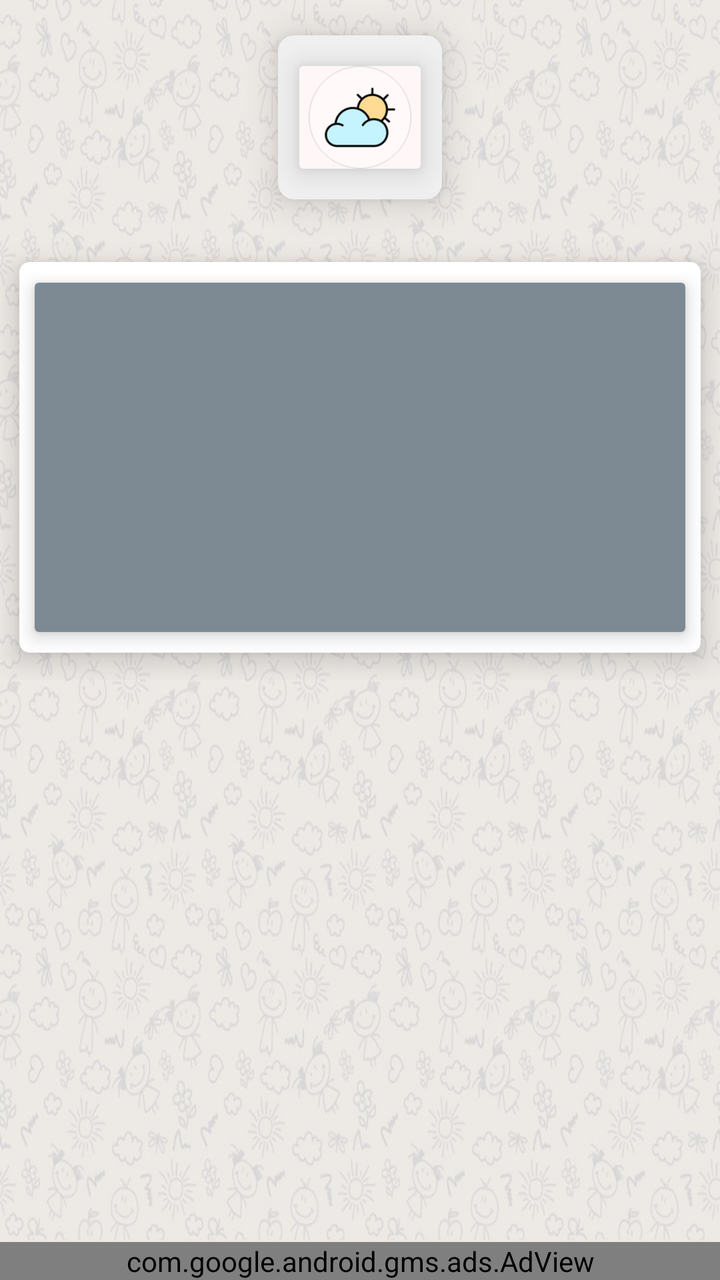
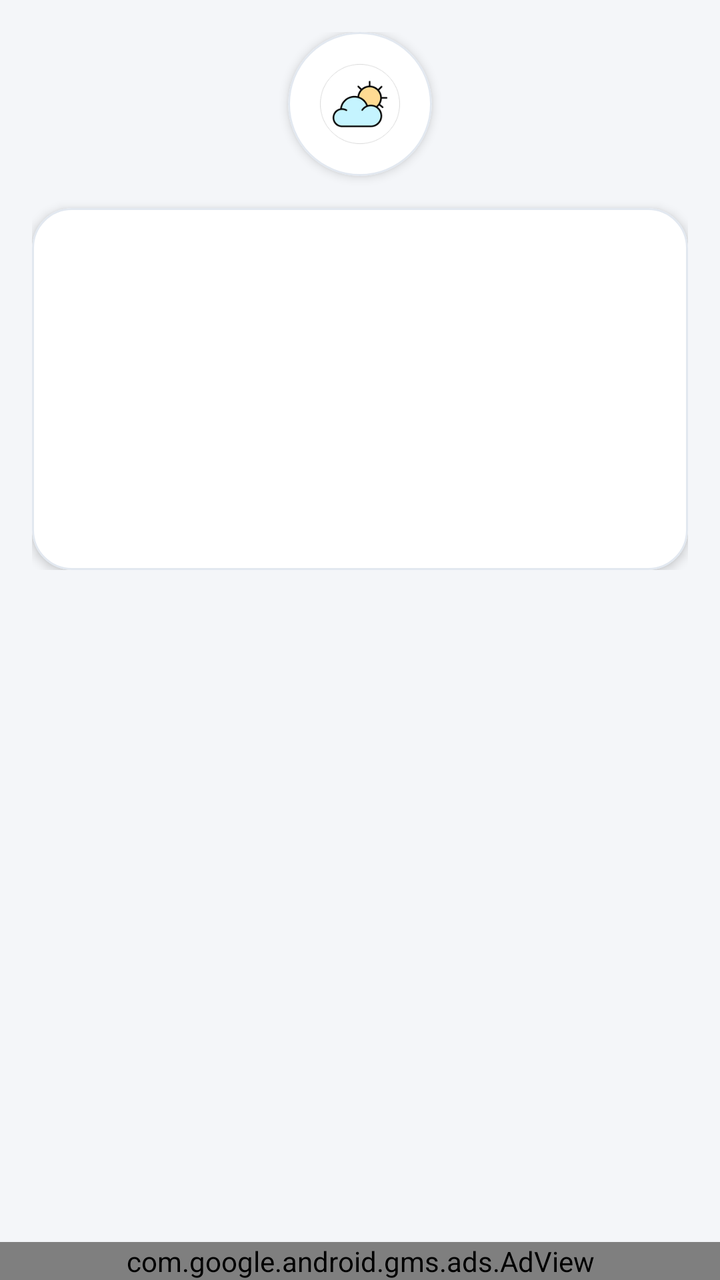

Two renders of the same Android screen: before a commit and after it. Below are the layout's source before the change and the commit's diff.
<!-- AndroidManifest.xml: application theme AppTheme -->
<!-- res/layout/activity_maintitle1.xml -->
<?xml version="1.0" encoding="utf-8"?>
<LinearLayout xmlns:android="http://schemas.android.com/apk/res/android"
    xmlns:app="http://schemas.android.com/apk/res-auto"
    xmlns:tools="http://schemas.android.com/tools"
    android:layout_width="match_parent"
    android:orientation="vertical"
     android:layout_height="match_parent"
    tools:context=".Maintitle1">


    <ScrollView
        android:layout_width="match_parent"
        android:layout_weight="3"
        android:background="@drawable/background_newkids"
        android:layout_height="0dp">

        <LinearLayout
            android:layout_width="match_parent"
            android:layout_height="wrap_content"
            android:orientation="vertical" >
            <LinearLayout
                android:layout_width="match_parent"
                android:gravity="center"
                android:layout_height="wrap_content">
                <androidx.cardview.widget.CardView
                    android:layout_width="wrap_content"
                    app:cardBackgroundColor="#F0F0F0"
                    app:cardElevation="10dp"
                    app:cardCornerRadius="8dp"
                    app:cardUseCompatPadding="true"
                    android:layout_height="wrap_content">
                    <androidx.cardview.widget.CardView
                        android:layout_width="80dp"
                        app:cardUseCompatPadding="true"
                        app:cardBackgroundColor="#FFF7F7"
                        app:cardElevation="9dp"
                        android:layout_margin="1dp"
                        android:layout_height="80dp">
                        <ImageView
                            android:id="@+id/iconnn"
                            android:layout_width="wrap_content"
                            android:src="@drawable/icon_a"
                            android:layout_height="wrap_content" />
                    </androidx.cardview.widget.CardView>
                </androidx.cardview.widget.CardView>
            </LinearLayout>
            <LinearLayout
                android:layout_width="match_parent"
                android:layout_height="match_parent">
                <androidx.cardview.widget.CardView
                    android:layout_width="match_parent"
                    app:cardElevation="8dp"
                    app:cardCornerRadius="5dp"
                    app:cardBackgroundColor="#FFFFFF"
                    app:cardUseCompatPadding="true"
                    android:layout_height="wrap_content">
                    <androidx.cardview.widget.CardView
                        android:layout_width="match_parent"
                        app:cardElevation="5dp"
                        app:cardUseCompatPadding="true"
                        android:layout_margin="2dp"
                        app:cardBackgroundColor="@color/blue_grey_inactive"
                        android:layout_height="wrap_content">
                        <LinearLayout
                            android:layout_width="match_parent"
                            android:orientation="vertical"
                            android:layout_height="match_parent">
                             <TextView
                                android:id="@+id/t1"
                                 android:textColor="#ffffff"
                                 android:shadowColor="#000"
                                 android:shadowDx="2"
                                 android:shadowDy="2"
                                 android:shadowRadius="2"
                                android:layout_margin="5dp"
                                android:textSize="25sp"
                                 android:lineSpacingExtra="5dp"
                                android:textStyle="italic"
                                android:layout_width="match_parent"
                                android:gravity="center"
                                android:layout_height="wrap_content" />
                              <TextView
                                android:id="@+id/t2"
                                android:layout_margin="5dp"
                                  android:textColor="#ffffff"
                                  android:shadowColor="#000"
                                  android:shadowDx="2"
                                  android:textSize="25sp"
                                  android:shadowDy="2"
                                  android:shadowRadius="2"
                                android:textStyle="italic"
                                 android:lineSpacingExtra="5dp"
                                android:layout_width="match_parent"
                                 android:gravity="center"
                                android:layout_height="wrap_content" />
                               <TextView
                                android:id="@+id/t3"
                                android:layout_margin="5dp"
                                   android:textColor="#ffffff"
                                   android:shadowColor="#000"
                                   android:shadowDx="2"
                                   android:textSize="25sp"
                                   android:shadowDy="2"
                                   android:shadowRadius="2"
                                   android:lineSpacingExtra="5dp"
                                android:textStyle="italic"
                                android:layout_width="match_parent"
                                 android:gravity="center"
                                android:layout_height="wrap_content" />
                               <TextView
                                android:id="@+id/t4"
                                android:layout_margin="5dp"
                                   android:textSize="25sp"
                                   android:textColor="#ffffff"
                                   android:shadowColor="#000"
                                   android:shadowDx="2"
                                   android:shadowDy="2"
                                   android:shadowRadius="2"
                                   android:lineSpacingExtra="5dp"
                                android:textStyle="italic"
                                android:layout_width="match_parent"
                                android:gravity="center"
                                android:layout_height="wrap_content" />
                        </LinearLayout>
                    </androidx.cardview.widget.CardView>
                </androidx.cardview.widget.CardView>

            </LinearLayout>

        </LinearLayout>
    </ScrollView>
    <com.google.android.gms.ads.AdView
        xmlns:ads="http://schemas.android.com/apk/res-auto"
        android:id="@+id/adstitle1"
        android:layout_width="match_parent"
        android:layout_height="wrap_content"
        ads:adSize="SMART_BANNER"
        ads:adUnitId="@string/Banner1"
        ads:layout_constraintBottom_toBottomOf="parent"
        ads:layout_constraintEnd_toEndOf="parent"
        ads:layout_constraintStart_toStartOf="parent"
        tools:ignore="MissingConstraints">

    </com.google.android.gms.ads.AdView>
</LinearLayout>
<!-- resources referenced by this layout -->
<resources>
  <color name="blue_grey_inactive">#7D8A94</color>
  <!-- drawable background_newkids: jpg bitmap (drawable, 185938 bytes) -->
  <!-- drawable icon_a: png bitmap (drawable, 2642 bytes) -->
  <string name="Banner1">ca-app-pub-3940256099942544/6300978111</string>
  <style name="AppTheme" parent="Theme.AppCompat.Light.NoActionBar">
          
          <item name="colorPrimary">@color/colorPrimary</item>
          <item name="colorPrimaryDark">@color/colorPrimaryDark</item>
          <item name="colorAccent">@color/colorAccent</item>
      </style>
  <color name="colorPrimary">#9C0884</color>
  <color name="colorPrimaryDark">#9C0884</color>
  <color name="colorAccent">#9C0884</color>
</resources>

<!-- the commit's change to res/layout/activity_maintitle1.xml (unified diff, before → after) -->
@@ -3,143 +3,113 @@
     xmlns:app="http://schemas.android.com/apk/res-auto"
     xmlns:tools="http://schemas.android.com/tools"
     android:layout_width="match_parent"
+    android:layout_height="match_parent"
+    android:background="@color/app_background"
     android:orientation="vertical"
-     android:layout_height="match_parent"
     tools:context=".Maintitle1">
-
 
     <ScrollView
         android:layout_width="match_parent"
-        android:layout_weight="3"
-        android:background="@drawable/background_newkids"
-        android:layout_height="0dp">
+        android:layout_height="0dp"
+        android:layout_weight="1"
+        android:clipToPadding="false"
+        android:padding="16dp">
 
         <LinearLayout
             android:layout_width="match_parent"
             android:layout_height="wrap_content"
-            android:orientation="vertical" >
-            <LinearLayout
+            android:gravity="center_horizontal"
+            android:orientation="vertical">
+
+            
+            <com.google.android.material.card.MaterialCardView
+                android:layout_width="72dp"
+                android:layout_height="72dp"
+                android:layout_marginBottom="16dp"
+                app:cardBackgroundColor="@color/card_surface"
+                app:cardCornerRadius="36dp"
+                app:cardElevation="3dp"
+                app:strokeColor="@color/card_stroke"
+                app:strokeWidth="1dp">
+
+                <ImageView
+                    android:id="@+id/iconnn"
+                    android:layout_width="40dp"
+                    android:layout_height="40dp"
+                    android:layout_gravity="center"
+                    android:src="@drawable/icon_a" />
+
+            </com.google.android.material.card.MaterialCardView>
+
+            
+            <com.google.android.material.card.MaterialCardView
                 android:layout_width="match_parent"
-                android:gravity="center"
-                android:layout_height="wrap_content">
-                <androidx.cardview.widget.CardView
-                    android:layout_width="wrap_content"
-                    app:cardBackgroundColor="#F0F0F0"
-                    app:cardElevation="10dp"
-                    app:cardCornerRadius="8dp"
-                    app:cardUseCompatPadding="true"
-                    android:layout_height="wrap_content">
-                    <androidx.cardview.widget.CardView
-                        android:layout_width="80dp"
-                        app:cardUseCompatPadding="true"
-                        app:cardBackgroundColor="#FFF7F7"
-                        app:cardElevation="9dp"
-                        android:layout_margin="1dp"
-                        android:layout_height="80dp">
-                        <ImageView
-                            android:id="@+id/iconnn"
-                            android:layout_width="wrap_content"
-                            android:src="@drawable/icon_a"
-                            android:layout_height="wrap_content" />
-                    </androidx.cardview.widget.CardView>
-                </androidx.cardview.widget.CardView>
-            </LinearLayout>
-            <LinearLayout
-                android:layout_width="match_parent"
-                android:layout_height="match_parent">
-                <androidx.cardview.widget.CardView
+                android:layout_height="wrap_content"
+                app:cardBackgroundColor="@color/card_surface"
+                app:cardCornerRadius="20dp"
+                app:cardElevation="3dp"
+                app:strokeColor="@color/card_stroke"
+                app:strokeWidth="1dp">
+
+                <LinearLayout
                     android:layout_width="match_parent"
-                    app:cardElevation="8dp"
-                    app:cardCornerRadius="5dp"
-                    app:cardBackgroundColor="#FFFFFF"
-                    app:cardUseCompatPadding="true"
-                    android:layout_height="wrap_content">
-                    <androidx.cardview.widget.CardView
+                    android:layout_height="wrap_content"
+                    android:orientation="vertical"
+                    android:padding="20dp">
+
+                    <TextView
+                        android:id="@+id/t1"
                         android:layout_width="match_parent"
-                        app:cardElevation="5dp"
-                        app:cardUseCompatPadding="true"
-                        android:layout_margin="2dp"
-                        app:cardBackgroundColor="@color/blue_grey_inactive"
-                        android:layout_height="wrap_content">
-                        <LinearLayout
-                            android:layout_width="match_parent"
-                            android:orientation="vertical"
-                            android:layout_height="match_parent">
-                             <TextView
-                                android:id="@+id/t1"
-                                 android:textColor="#ffffff"
-                                 android:shadowColor="#000"
-                                 android:shadowDx="2"
-                                 android:shadowDy="2"
-                                 android:shadowRadius="2"
-                                android:layout_margin="5dp"
-                                android:textSize="25sp"
-                                 android:lineSpacingExtra="5dp"
-                                android:textStyle="italic"
-                                android:layout_width="match_parent"
-                                android:gravity="center"
-                                android:layout_height="wrap_content" />
-                              <TextView
-                                android:id="@+id/t2"
-                                android:layout_margin="5dp"
-                                  android:textColor="#ffffff"
-                                  android:shadowColor="#000"
-                                  android:shadowDx="2"
-                                  android:textSize="25sp"
-                                  android:shadowDy="2"
-                                  android:shadowRadius="2"
-                                android:textStyle="italic"
-                                 android:lineSpacingExtra="5dp"
-                                android:layout_width="match_parent"
-                                 android:gravity="center"
-                                android:layout_height="wrap_content" />
-                               <TextView
-                                android:id="@+id/t3"
-                                android:layout_margin="5dp"
-                                   android:textColor="#ffffff"
-                                   android:shadowColor="#000"
-                                   android:shadowDx="2"
-                                   android:textSize="25sp"
-                                   android:shadowDy="2"
-                                   android:shadowRadius="2"
-                                   android:lineSpacingExtra="5dp"
-                                android:textStyle="italic"
-                                android:layout_width="match_parent"
-                                 android:gravity="center"
-                                android:layout_height="wrap_content" />
-                               <TextView
-                                android:id="@+id/t4"
-                                android:layout_margin="5dp"
-                                   android:textSize="25sp"
-                                   android:textColor="#ffffff"
-                                   android:shadowColor="#000"
-                                   android:shadowDx="2"
-                                   android:shadowDy="2"
-                                   android:shadowRadius="2"
-                                   android:lineSpacingExtra="5dp"
-                                android:textStyle="italic"
-                                android:layout_width="match_parent"
-                                android:gravity="center"
-                                android:layout_height="wrap_content" />
-                        </LinearLayout>
-                    </androidx.cardview.widget.CardView>
-                </androidx.cardview.widget.CardView>
+                        android:layout_height="wrap_content"
+                        android:gravity="center"
+                        android:lineSpacingExtra="8dp"
+                        android:textColor="@color/text_primary"
+                        android:textSize="22sp"
+                        android:textStyle="bold" />
 
-            </LinearLayout>
+                    <TextView
+                        android:id="@+id/t2"
+                        android:layout_width="match_parent"
+                        android:layout_height="wrap_content"
+                        android:layout_marginTop="12dp"
+                        android:gravity="center"
+                        android:lineSpacingExtra="8dp"
+                        android:textColor="@color/text_primary"
+                        android:textSize="20sp" />
+
+                    <TextView
+                        android:id="@+id/t3"
+                        android:layout_width="match_parent"
+                        android:layout_height="wrap_content"
+                        android:layout_marginTop="12dp"
+                        android:gravity="center"
+                        android:lineSpacingExtra="8dp"
+                        android:textColor="@color/text_secondary"
+                        android:textSize="18sp" />
+
+                    <TextView
+                        android:id="@+id/t4"
+                        android:layout_width="match_parent"
+                        android:layout_height="wrap_content"
+                        android:layout_marginTop="12dp"
+                        android:gravity="center"
+                        android:lineSpacingExtra="8dp"
+                        android:textColor="@color/text_secondary"
+                        android:textSize="18sp" />
+
+                </LinearLayout>
+
+            </com.google.android.material.card.MaterialCardView>
 
         </LinearLayout>
+
     </ScrollView>
+
     <com.google.android.gms.ads.AdView
-        xmlns:ads="http://schemas.android.com/apk/res-auto"
         android:id="@+id/adstitle1"
         android:layout_width="match_parent"
         android:layout_height="wrap_content"
-        ads:adSize="SMART_BANNER"
-        ads:adUnitId="@string/Banner1"
-        ads:layout_constraintBottom_toBottomOf="parent"
-        ads:layout_constraintEnd_toEndOf="parent"
-        ads:layout_constraintStart_toStartOf="parent"
-        tools:ignore="MissingConstraints">
+        app:adSize="SMART_BANNER"
+        app:adUnitId="@string/Banner1" />
 
-    </com.google.android.gms.ads.AdView>
 </LinearLayout>
<!-- resource entries referenced after the edit -->
@@ -1,17 +1,20 @@
 <!-- resources referenced by this layout -->
 <resources>
-  <color name="blue_grey_inactive">#7D8A94</color>
-  <!-- drawable background_newkids: jpg bitmap (drawable, 185938 bytes) -->
+  <color name="app_background">#F4F6F9</color>
+  <color name="card_stroke">#E2E8F0</color>
+  <color name="card_surface">#FFFFFF</color>
+  <color name="text_primary">#1E293B</color>
+  <color name="text_secondary">#64748B</color>
   <!-- drawable icon_a: png bitmap (drawable, 2642 bytes) -->
   <string name="Banner1">ca-app-pub-3940256099942544/6300978111</string>
-  <style name="AppTheme" parent="Theme.AppCompat.Light.NoActionBar">
-          
+  <style name="AppTheme" parent="Theme.MaterialComponents.DayNight.NoActionBar">
           <item name="colorPrimary">@color/colorPrimary</item>
           <item name="colorPrimaryDark">@color/colorPrimaryDark</item>
           <item name="colorAccent">@color/colorAccent</item>
+          <item name="android:windowBackground">@color/app_background</item>
       </style>
-  <color name="colorPrimary">#9C0884</color>
-  <color name="colorPrimaryDark">#9C0884</color>
-  <color name="colorAccent">#9C0884</color>
+  <color name="colorPrimary">#0D5C63</color>
+  <color name="colorPrimaryDark">#093F44</color>
+  <color name="colorAccent">#C68B59</color>
 </resources>
 
